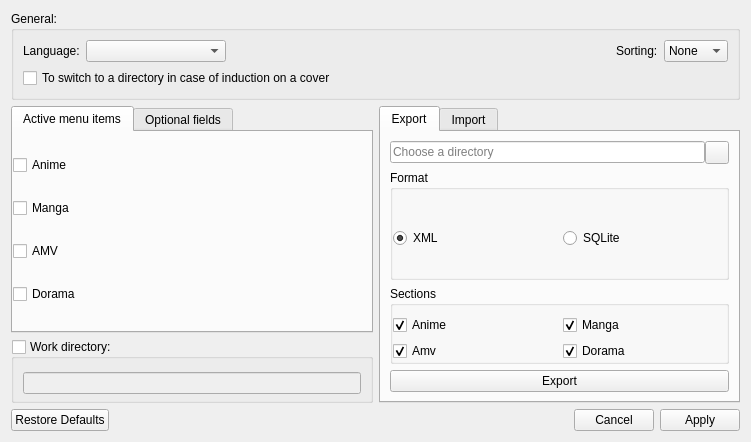
First picture: the form in formsettings.ui, repository LibertaSoft/DatabaseAnime, before the edit.
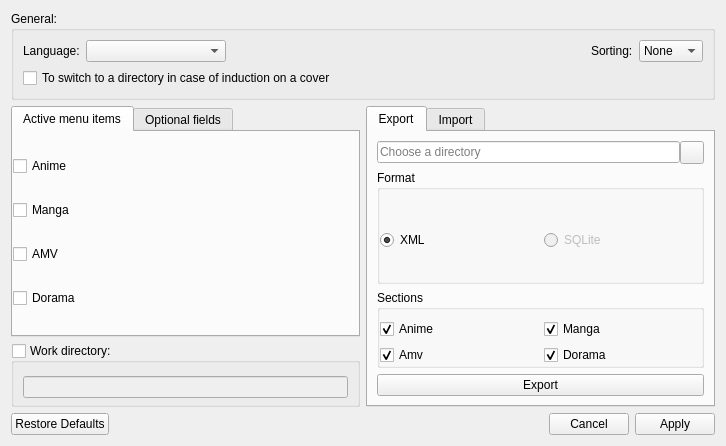
Second picture: the form after the edit. The open tabs and pages were chosen to show the change. Icons and pictures are not drawn.

Patch:
```diff
--- a/formsettings.ui
+++ b/formsettings.ui
@@ -9,8 +9,8 @@
    <rect>
     <x>0</x>
     <y>0</y>
-    <width>751</width>
-    <height>442</height>
+    <width>726</width>
+    <height>446</height>
    </rect>
   </property>
   <property name="windowTitle">
@@ -470,7 +470,10 @@
              </widget>
             </item>
             <item>
-             <widget class="QRadioButton" name="radioButton_2">
+             <widget class="QRadioButton" name="RBtn_ExSqlite">
+              <property name="enabled">
+               <bool>false</bool>
+              </property>
               <property name="text">
                <string>SQLite</string>
               </property>
```
Left out of the diff: 47 changed lines with no effect on the pictures.
